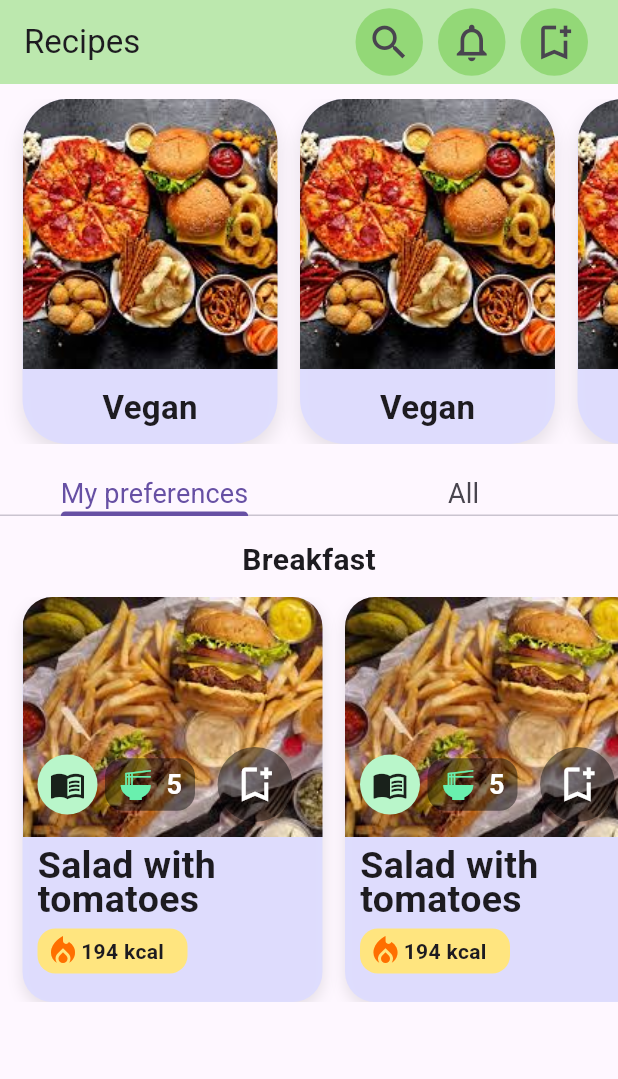
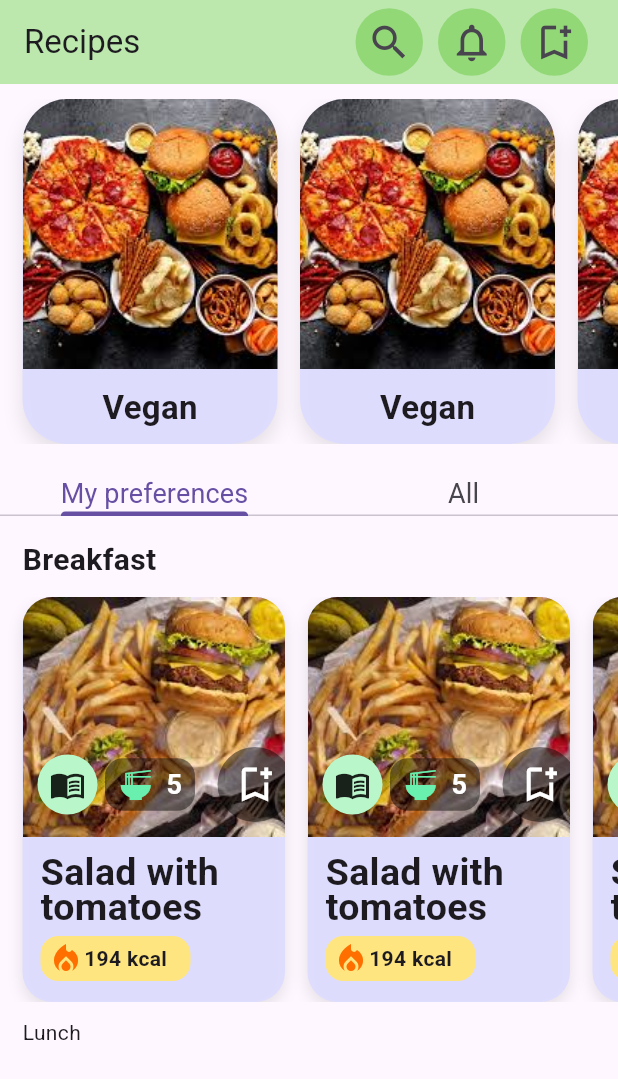
Before and after one commit to oliulalam/healty_food_tracker_app_ui, a Flutter app: the screen it shows after launch, on a phone screen of 412 x 824 dp. Shown: the top 1079 px of the screen. Run offline on Flutter 3.47's test engine with Material 3 defaults, Android fonts, the phone set to English and light mode, and no system bars; statements that could not run were skipped.

Commit message:
Third page second layout design done

```diff
--- a/lib/third_page.dart
+++ b/lib/third_page.dart
@@ -119,15 +119,20 @@ class ThirdPage extends StatelessWidget {
             Expanded(
               child: TabBarView(
                 children: [
-                  // First Layout
+
+                  // ---------- TAB 1 ----------
                   Column(
+                    crossAxisAlignment: CrossAxisAlignment.start,
                     children: [
-                      Text(
-                        "Breakfast",
-                        textAlign: TextAlign.start,
-                        style: TextStyle(
-                          fontSize: 20,
-                          fontWeight: FontWeight.w600,
+                      Padding(
+                        padding: const EdgeInsets.only(left: 15.0),
+                        child: Text(
+                          "Breakfast",
+                          textAlign: TextAlign.start,
+                          style: TextStyle(
+                            fontSize: 20,
+                            fontWeight: FontWeight.w600,
+                          ),
                         ),
                       ),
                       SizedBox(height: 10),
@@ -145,7 +150,7 @@ class ThirdPage extends StatelessWidget {
                                 children: [
                                   Container(
                                     height: 270,
-                                    width: 200,
+                                    width: 175,
                                     decoration: BoxDecoration(
                                       color: Color(0xFFEBDDDCFF),
                                       borderRadius: BorderRadius.circular(20),
@@ -163,7 +168,7 @@ class ThirdPage extends StatelessWidget {
                                           children: [
                                             Container(
                                               height: 160,
-                                              width: 200,
+                                              width: 175,
                                               decoration: BoxDecoration(
                                                 image: DecorationImage(
                                                   image: AssetImage(
@@ -263,12 +268,7 @@ class ThirdPage extends StatelessWidget {
                                         ),
 
                                         Padding(
-                                          padding: const EdgeInsets.only(
-                                            left: 10.0,
-                                            top: 7,
-                                            right: 10,
-                                            bottom: 7,
-                                          ),
+                                          padding: const EdgeInsets.all(12),
                                           child: Column(
                                             crossAxisAlignment:
                                                 CrossAxisAlignment.start,
@@ -326,19 +326,39 @@ class ThirdPage extends StatelessWidget {
                                       ],
                                     ),
                                   ), // main container
+
+
+
                                 ],
                               ),
                             );
                           },
                         ),
                       ),
+
+                      Padding(
+                        padding: const EdgeInsets.only(top: 10.0, left: 15),
+                        child: Text("Lunch", style: TextStyle(fontSize: 25, f),),
+                      )
                     ],
+                  ),//TabBarView Column
+
+
+                  // ---------- TAB 2 ----------
+                  Center(
+                    child: Text(
+                      "All Recipes",
+                      style: TextStyle(
+                        fontSize: 22,
+                        fontWeight: FontWeight.w600,
+                      ),
+                    ),
                   ),
                 ],
               ),
             ),
           ],
-        ),
+        ), //Top Column
       ),
     );
   }
```
